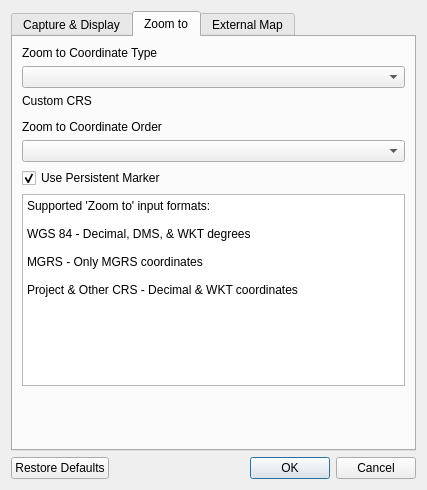
NationalSecurityAgency/qgis-latlontools-plugin, file ui/latLonSettings.ui: the form before one commit.
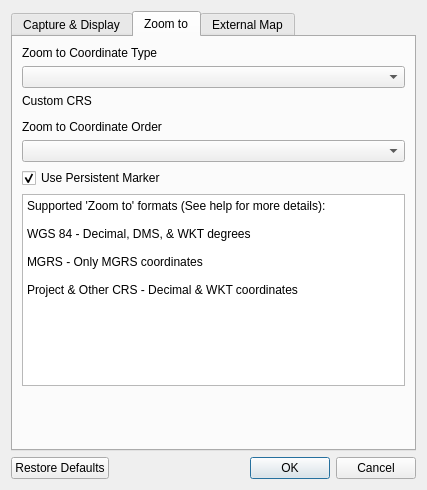
The form after the commit. The open tabs and pages were chosen to show the change. Custom widgets are drawn as their Qt base class.

```diff
--- a/ui/latLonSettings.ui
+++ b/ui/latLonSettings.ui
@@ -182,7 +182,7 @@
        <item>
         <widget class="QPlainTextEdit" name="plainTextEdit">
          <property name="plainText">
-          <string>Supported 'Zoom to' input formats:
+          <string>Supported 'Zoom to' formats (See help for more details):
 
 WGS 84 - Decimal, DMS, &amp; WKT degrees
 
```
